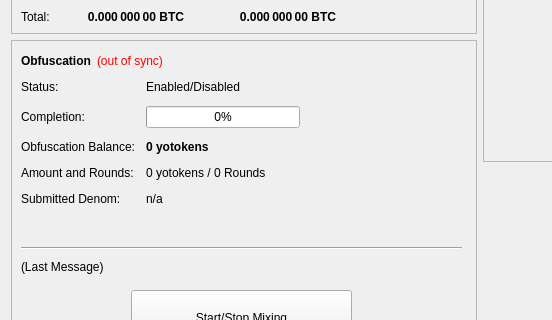
Above: src/qt/forms/overviewpage.ui from Yotokens2020/Yotokens before the change; both pictures show x 0 to 552 and y 182 to 502 of the 960 by 615 pixel window. Below: the same form after it.
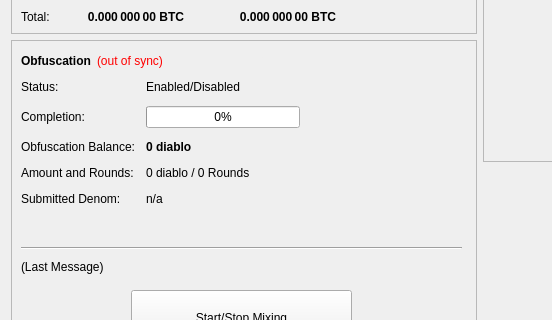
That is the form after the change.

```diff
--- a/src/qt/forms/overviewpage.ui
+++ b/src/qt/forms/overviewpage.ui
@@ -474,7 +474,7 @@
               </font>
              </property>
              <property name="text">
-              <string notr="true">0 yotokens</string>
+              <string notr="true">0 diablo</string>
              </property>
             </widget>
            </item>
@@ -488,7 +488,7 @@
            <item row="3" column="1">
             <widget class="QLabel" name="labelAmountRounds">
              <property name="text">
-              <string>0 yotokens / 0 Rounds</string>
+              <string>0 diablo / 0 Rounds</string>
              </property>
             </widget>
            </item>
```
Left out of the diff: 6 changed lines with no effect on the pictures.
